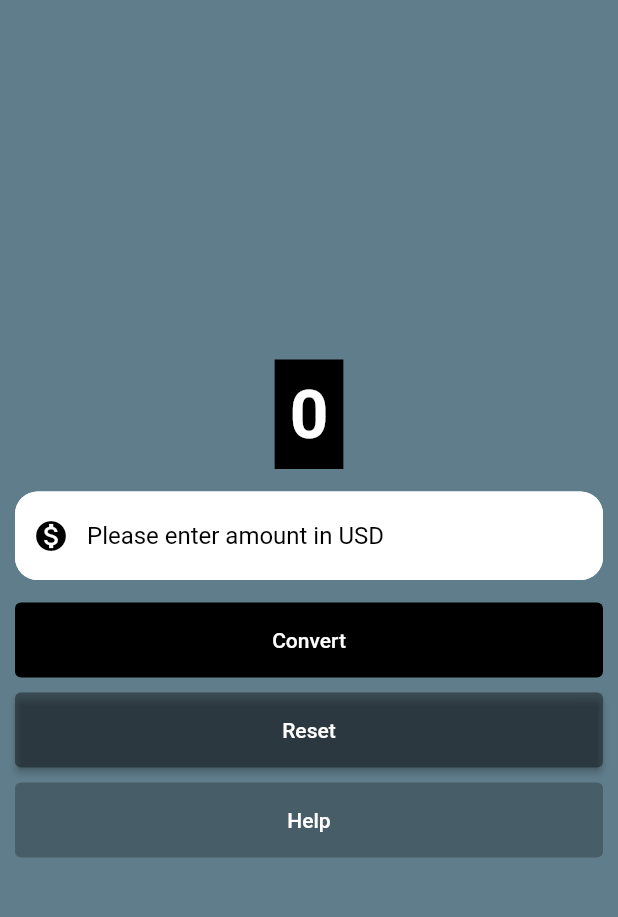
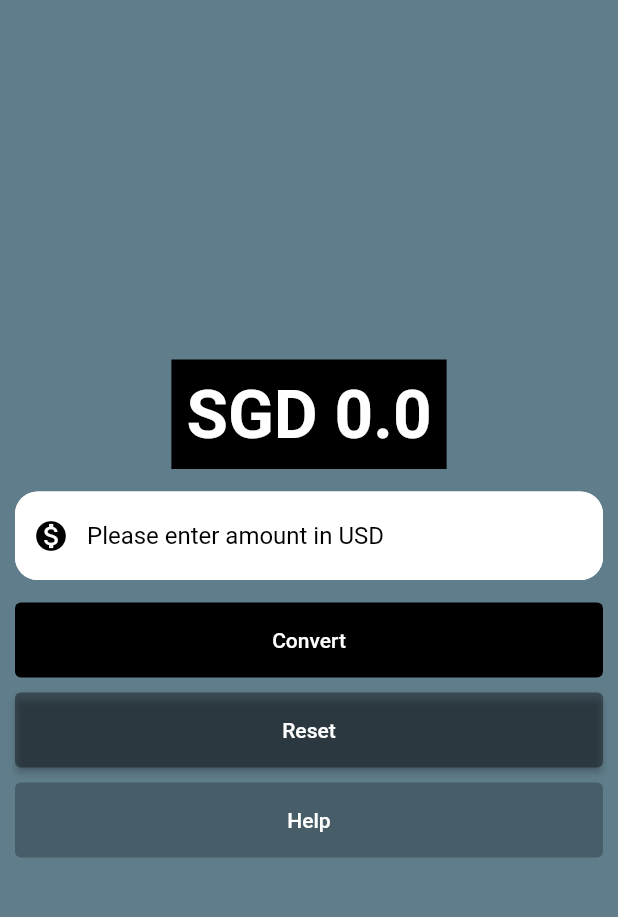
Before and after one commit to leroyleow/learnflutter, a Flutter app: the screen it shows after launch, after a tap on "Convert", on a phone screen of 412 x 824 dp, the part 59-976 px from its top. Run offline on Flutter 3.47's test engine with Material 2 defaults, Android fonts, the phone set to English and light mode, and no system bars.

Commit message:
Completed Currency Convertor App

```diff
--- a/currency_convertor/lib/currecny_convertor_page.dart
+++ b/currency_convertor/lib/currecny_convertor_page.dart
@@ -2,19 +2,27 @@
 //2. Create function that does conversion with exchange rate
 //3. Store the value in variable we created.
 //4. Display variable
-
-import 'package:flutter/foundation.dart';
 import 'package:flutter/material.dart';
 
-class CurrencyConvertorMaterialPage extends StatelessWidget {
+class CurrencyConvertorMaterialPage extends StatefulWidget {
   const CurrencyConvertorMaterialPage({super.key});
 
+  @override
+  State<CurrencyConvertorMaterialPage> createState() =>
+      _CurrencyConvertorMaterialPageState();
+}
 
+//private class cos of _, everything inside extends State class is mutable [Can be change]
+class _CurrencyConvertorMaterialPageState
+    extends State<CurrencyConvertorMaterialPage> {
+  double result = 0;
+  final TextEditingController textEditingController = TextEditingController();
+
+  //always keep build function as simple as possible. If phone has 120 hertz refresh rate, then
+  //in 1 sec refresh 120 times. One build will have 8ms to finish drawing. If take more than
+  //that, may lose frame result in frame shuttering.
   @override
   Widget build(BuildContext context) {
-    int result = 0;
-    final TextEditingController textEditingController = TextEditingController();
-
     const boarder = OutlineInputBorder(
       //Color(0xAARRGGBB)
       borderSide: BorderSide(
@@ -44,20 +52,20 @@ class CurrencyConvertorMaterialPage extends StatelessWidget {
               margin: const EdgeInsets.all(10.0),
               padding: const EdgeInsets.all(10.0),
               color: Colors.black,
-                child: const Text(
-                  '0',
-                  style: TextStyle(
+              child: Text(
+                'SGD ${result.toString()}',
+                style: const TextStyle(
                   fontSize: 45.0,
                   fontWeight: FontWeight.bold,
                   color: Color.fromARGB(255, 255, 255, 255),
                 ),
               ),
             ),
-              const Padding(
-                padding: EdgeInsets.fromLTRB(10, 5, 10, 5),
+            Padding(
+              padding: const EdgeInsets.fromLTRB(10, 5, 10, 5),
               child: TextField(
                 controller: textEditingController,
-                  decoration: InputDecoration(
+                decoration: const InputDecoration(
                   hintText: 'Please enter amount in USD',
                   hintStyle: TextStyle(
                     color: Colors.black,
@@ -69,7 +77,7 @@ class CurrencyConvertorMaterialPage extends StatelessWidget {
                   focusedBorder: boarder,
                   enabledBorder: boarder,
                 ),
-                  keyboardType: TextInputType.numberWithOptions(
+                keyboardType: const TextInputType.numberWithOptions(
                   decimal: true,
                 ),
               ),
@@ -79,9 +87,13 @@ class CurrencyConvertorMaterialPage extends StatelessWidget {
               child: TextButton(
                 onPressed: () {
                   // debug, release, profile
-                    if (kDebugMode) {
-                      print('button click');
-                    }
+                  // if (kDebugMode) {
+                  //   //print('button click');
+                  //   print(textEditingController.text);
+                  // }
+                  setState(() {
+                    result = double.parse(textEditingController.text) * 81;
+                  });
                 },
                 style: const ButtonStyle(
                     backgroundColor: MaterialStatePropertyAll(Colors.black),
@@ -123,6 +135,7 @@ class CurrencyConvertorMaterialPage extends StatelessWidget {
             )
           ],
         ),
-        ));
+      ),
+    );
   }
 }
--- a/currency_convertor/lib/main.dart
+++ b/currency_convertor/lib/main.dart
@@ -1,4 +1,5 @@
 import 'package:currency_convertor/currecny_convertor_page.dart';
+import 'package:currency_convertor/login.dart';
 import 'package:flutter/material.dart';
 
 void main() {
```
Also changed, not shown: currency_convertor/lib/login.dart (added, +27 -0 lines). Lines whose indentation alone changed are shown as unchanged.
